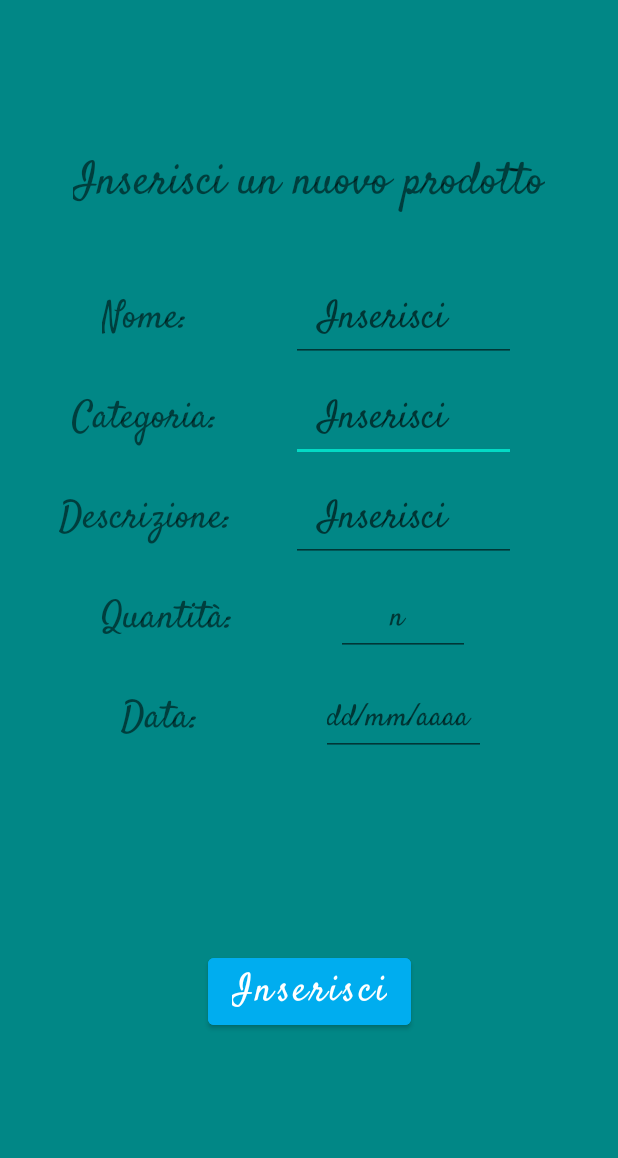
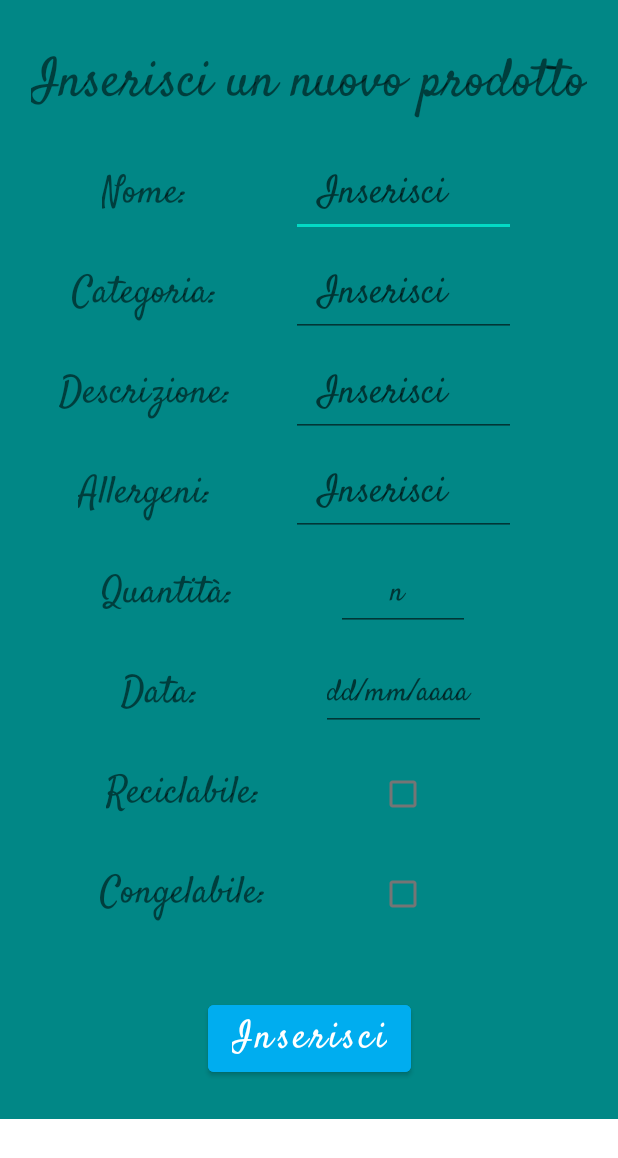
Before and after one commit to SimoFerre98/CoolUp, an Android app: the manualactivity screen opened directly, with no data from a screen before it, on a phone screen of 412 x 824 dp. Shown: the top 1158 px of the screen. Run offline under Robolectric (Android 15) with nearby library versions, the light colour scheme and no system bars.

Commit message:
Versione 6.1 (parte 1)
Aggiunta ScrollBar in Aggiungi Manuale
Aggiornamento Nomi dell'ActionBar
Correzione della data che leggeva male il mese (indici del substring sbagliati)

```diff
--- a/CoolUp/app/src/main/java/com/Simo_Elia/CoolUp/RecycleViewFridgeAdapter.kt
+++ b/CoolUp/app/src/main/java/com/Simo_Elia/CoolUp/RecycleViewFridgeAdapter.kt
@@ -246,11 +246,11 @@ class RecycleViewFridgeAdapter(
         } else if (Products_Date.get(position).substring(6, 10) > currentDate.substring(6, 10)) {
             holder.LinearLayout_Item.setBackgroundColor(ContextCompat.getColor(Context!!, R.color.mygreen))
         } else if (Products_Date.get(position).substring(6, 10) == currentDate.substring(6, 10)) {
-            if (Products_Date.get(position).substring(4, 6) < currentDate.substring(4, 6)) {
+            if (Products_Date.get(position).substring(3, 5) < currentDate.substring(3, 5)) {
                 holder.LinearLayout_Item.setBackgroundColor(ContextCompat.getColor(Context!!, R.color.mygray))
-            } else if (Products_Date.get(position).substring(4, 6) > currentDate.substring(4, 6)) {
+            } else if (Products_Date.get(position).substring(3, 5) > currentDate.substring(3, 5)) {
                 holder.LinearLayout_Item.setBackgroundColor(ContextCompat.getColor(Context!!, R.color.mygreen))
-            } else if (Products_Date.get(position).substring(4, 6) == currentDate.substring(4, 6)) {
+            } else if (Products_Date.get(position).substring(3, 5) == currentDate.substring(3, 5)) {
 
                 var DiffDay: Int =
                     Products_Date.get(position).substring(0, 2).toInt() - currentDate.substring(0,2).toInt()
--- a/CoolUp/app/src/main/res/layout/add_item.xml
+++ b/CoolUp/app/src/main/res/layout/add_item.xml
@@ -1,6 +1,11 @@
 <?xml version="1.0" encoding="utf-8"?>
+<ScrollView
+    xmlns:android="http://schemas.android.com/apk/res/android"
+    android:layout_width="match_parent"
+    android:layout_height="match_parent">
+
     <LinearLayout
-    xmlns:android="http://schemas.android.com/apk/res/android"
+
         android:layout_width="match_parent"
         android:layout_height="match_parent"
         android:orientation="vertical"
@@ -142,3 +147,4 @@
         </LinearLayout>
 
     </LinearLayout>
+</ScrollView>
--- a/CoolUp/app/src/main/res/layout/manual_activity.xml
+++ b/CoolUp/app/src/main/res/layout/manual_activity.xml
@@ -1,7 +1,14 @@
 <?xml version="1.0" encoding="utf-8"?>
-<androidx.constraintlayout.widget.ConstraintLayout xmlns:android="http://schemas.android.com/apk/res/android"
+<ScrollView
     xmlns:app="http://schemas.android.com/apk/res-auto"
+    xmlns:android="http://schemas.android.com/apk/res/android"
     xmlns:tools="http://schemas.android.com/tools"
+    android:layout_width="match_parent"
+    android:layout_height="match_parent">
+
+    <androidx.constraintlayout.widget.ConstraintLayout
+
+
         android:layout_width="match_parent"
         android:layout_height="match_parent"
         android:background="@color/background"
@@ -70,10 +77,10 @@
             android:id="@+id/TitleManualInsert"
             android:layout_width="wrap_content"
             android:layout_height="wrap_content"
-        android:layout_marginTop="100dp"
+            android:layout_marginTop="30dp"
             android:gravity="center"
             android:text="@string/TitleManualInsert"
-        android:textSize="30sp"
+            android:textSize="35sp"
             app:layout_constraintEnd_toEndOf="parent"
             app:layout_constraintStart_toStartOf="parent"
             app:layout_constraintTop_toTopOf="parent" />
@@ -82,7 +89,7 @@
             android:id="@+id/Manual_Name"
             android:layout_width="wrap_content"
             android:layout_height="wrap_content"
-        android:layout_marginTop="50dp"
+            android:layout_marginTop="30dp"
             android:text="Nome:"
             android:textSize="25sp"
             app:layout_constraintEnd_toStartOf="@+id/Edit_Manual_Name"
@@ -112,15 +119,16 @@
             app:layout_constraintEnd_toStartOf="@+id/Edit_Manual_Quantity"
             app:layout_constraintHorizontal_bias="0.496"
             app:layout_constraintStart_toStartOf="parent"
-        app:layout_constraintTop_toBottomOf="@+id/Manual_Desciption" />
+            app:layout_constraintTop_toBottomOf="@+id/Manual_Allergens" />
+
 
         <EditText
             android:id="@+id/Edit_Manual_Quantity"
             android:layout_width="89dp"
             android:layout_height="43dp"
             android:ems="10"
+            android:hint="      n"
             android:inputType="number"
-        android:hint="      n"
             android:textSize="20sp"
             app:layout_constraintBottom_toBottomOf="@+id/Manual_Quantity"
             app:layout_constraintEnd_toEndOf="@+id/Edit_Manual_Desciption"
@@ -133,26 +141,96 @@
             android:layout_width="110dp"
             android:layout_height="50dp"
             android:ems="10"
+            android:hint="dd/mm/aaaa"
             android:inputType="date"
-        android:hint="dd/mm/aaaa"
             android:textSize="20sp"
             app:layout_constraintBottom_toBottomOf="@+id/Manual_Date"
             app:layout_constraintEnd_toEndOf="@+id/Edit_Manual_Quantity"
             app:layout_constraintStart_toStartOf="@+id/Edit_Manual_Quantity"
             app:layout_constraintTop_toTopOf="@+id/Manual_Date" />
 
+        <TextView
+            android:id="@+id/Manual_Allergens"
+            android:layout_width="wrap_content"
+            android:layout_height="wrap_content"
+            android:layout_marginTop="30dp"
+            android:text="Allergeni:"
+            android:textSize="25sp"
+            app:layout_constraintEnd_toStartOf="@+id/Edit_Manual_Allergens"
+            app:layout_constraintHorizontal_bias="0.5"
+            app:layout_constraintStart_toStartOf="parent"
+            app:layout_constraintTop_toBottomOf="@+id/Manual_Desciption" />
+
+        <EditText
+            android:id="@+id/Edit_Manual_Allergens"
+            android:layout_width="150dp"
+            android:layout_height="wrap_content"
+            android:hint="  Inserisci"
+            android:textSize="25sp"
+            app:layout_constraintBottom_toBottomOf="@+id/Manual_Allergens"
+            app:layout_constraintEnd_toEndOf="@+id/Edit_Manual_Desciption"
+            app:layout_constraintStart_toStartOf="@+id/Edit_Manual_Desciption"
+            app:layout_constraintTop_toTopOf="@+id/Manual_Allergens"
+            app:layout_constraintVertical_bias="0.523" />
+
         <Button
             android:id="@+id/Manual_Btn"
             android:layout_width="wrap_content"
             android:layout_height="wrap_content"
+            android:layout_marginTop="50dp"
+            android:layout_marginBottom="25dp"
+            android:backgroundTint="@color/CoolUpBlue"
             android:radius="10dp"
             android:text="Inserisci"
             android:textAllCaps="false"
             android:textSize="25sp"
-        android:backgroundTint="@color/CoolUpBlue"
             app:layout_constraintBottom_toBottomOf="parent"
             app:layout_constraintEnd_toEndOf="parent"
             app:layout_constraintStart_toStartOf="parent"
+            app:layout_constraintTop_toBottomOf="@+id/Manual_Freezable" />
+
+        <TextView
+            android:id="@+id/Manual_Recycle"
+            android:layout_width="wrap_content"
+            android:layout_height="wrap_content"
+            android:layout_marginTop="30dp"
+            android:text="Reciclabile:"
+            android:textSize="25sp"
+            app:layout_constraintEnd_toStartOf="@+id/checkBox_Manual_Recycle"
+            app:layout_constraintHorizontal_bias="0.5"
+            app:layout_constraintStart_toStartOf="parent"
             app:layout_constraintTop_toBottomOf="@+id/Manual_Date" />
 
+        <TextView
+            android:id="@+id/Manual_Freezable"
+            android:layout_width="wrap_content"
+            android:layout_height="wrap_content"
+            android:layout_marginTop="30dp"
+            android:text="Congelabile:"
+            android:textSize="25sp"
+            app:layout_constraintEnd_toStartOf="@+id/checkBox_Manual_Freezable"
+            app:layout_constraintHorizontal_bias="0.5"
+            app:layout_constraintStart_toStartOf="parent"
+            app:layout_constraintTop_toBottomOf="@+id/Manual_Recycle" />
+
+        <CheckBox
+            android:id="@+id/checkBox_Manual_Recycle"
+            android:layout_width="wrap_content"
+            android:layout_height="wrap_content"
+            app:layout_constraintBottom_toBottomOf="@+id/Manual_Recycle"
+            app:layout_constraintEnd_toEndOf="@+id/Edit_Manual_Allergens"
+            app:layout_constraintStart_toStartOf="@+id/Edit_Manual_Desciption"
+            app:layout_constraintTop_toTopOf="@+id/Manual_Recycle" />
+
+        <CheckBox
+            android:id="@+id/checkBox_Manual_Freezable"
+            android:layout_width="wrap_content"
+            android:layout_height="wrap_content"
+            app:layout_constraintBottom_toBottomOf="@+id/Manual_Freezable"
+            app:layout_constraintEnd_toEndOf="@+id/Edit_Manual_Desciption"
+            app:layout_constraintStart_toStartOf="@+id/Edit_Manual_Category"
+            app:layout_constraintTop_toTopOf="@+id/Manual_Freezable" />
+
     </androidx.constraintlayout.widget.ConstraintLayout>
+
+</ScrollView>
--- a/CoolUp/app/src/main/res/menu/bottom_nav_menu.xml
+++ b/CoolUp/app/src/main/res/menu/bottom_nav_menu.xml
@@ -1,19 +1,19 @@
 <?xml version="1.0" encoding="utf-8"?>
 <menu xmlns:android="http://schemas.android.com/apk/res/android">
     <item android:id="@+id/MyFridge"
-        android:title="My Fridge"
+        android:title="Frigo"
         android:icon="@drawable/fridge_blue_filled"/>
     <item android:id="@+id/MyShoppingList"
-        android:title="Shop List"
+        android:title="Lista Spesa"
         android:icon="@drawable/shoplist_blue_filled"/>
     <item
         android:title=""/>
 
     <item android:id="@+id/Search"
-        android:title="Search"
+        android:title="Cerca"
         android:icon="@drawable/search_blue_filled"/>
     <item android:id="@+id/Settings"
-        android:title="Settings"
+        android:title="Impostazioni"
         android:icon="@drawable/settings_blue_filled"/>
 
 
```
Also changed, not shown: 1 other file. Lines whose indentation alone changed are shown as unchanged.
